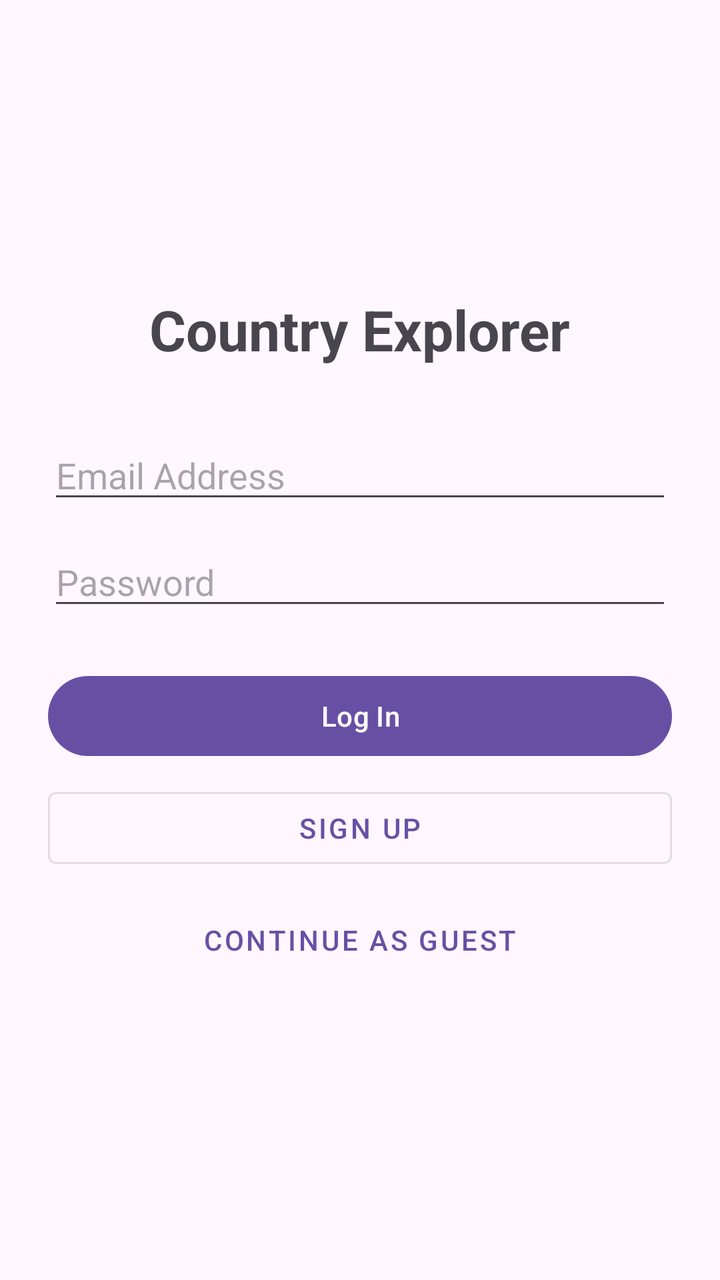
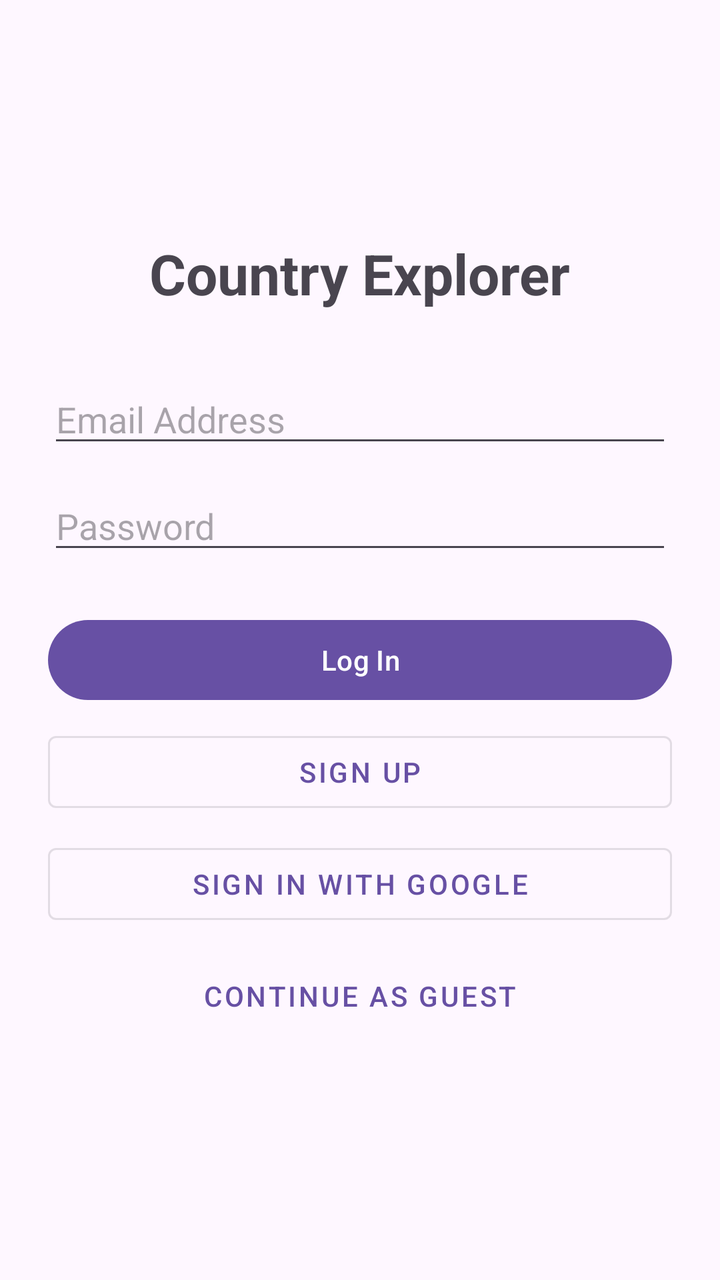

Screens rendered from an Android XML layout before and after an edit, with the pre-edit source and the edit as a unified diff.
<!-- AndroidManifest.xml: application theme Theme.CountryExplorer -->
<!-- res/layout/activity_login.xml -->
<?xml version="1.0" encoding="utf-8"?>
<LinearLayout xmlns:android="http://schemas.android.com/apk/res/android"
    android:layout_width="match_parent"
    android:layout_height="match_parent"
    android:gravity="center"
    android:orientation="vertical"
    android:padding="24dp">

    <TextView
        android:layout_width="wrap_content"
        android:layout_height="wrap_content"
        android:text="Country Explorer"
        android:textSize="28sp"
        android:textStyle="bold"
        android:layout_marginBottom="32dp" />

    <EditText
        android:id="@+id/etEmail"
        android:layout_width="match_parent"
        android:layout_height="wrap_content"
        android:hint="Email Address"
        android:inputType="textEmailAddress"
        android:layout_marginBottom="12dp" />

    <EditText
        android:id="@+id/etPassword"
        android:layout_width="match_parent"
        android:layout_height="wrap_content"
        android:hint="Password"
        android:inputType="textPassword"
        android:layout_marginBottom="24dp" />

    <Button
        android:id="@+id/btnLogin"
        android:layout_width="match_parent"
        android:layout_height="wrap_content"
        android:text="Log In"
        android:layout_marginBottom="8dp" />

    <Button
        android:id="@+id/btnSignUp"
        style="@style/Widget.MaterialComponents.Button.OutlinedButton"
        android:layout_width="match_parent"
        android:layout_height="wrap_content"
        android:text="Sign Up"
        android:layout_marginBottom="8dp" />

    <Button
        android:id="@+id/btnGuestLogin"
        style="@style/Widget.MaterialComponents.Button.TextButton"
        android:layout_width="match_parent"
        android:layout_height="wrap_content"
        android:text="Continue as Guest" />

    <ProgressBar
        android:id="@+id/progressBarLogin"
        android:layout_width="wrap_content"
        android:layout_height="wrap_content"
        android:visibility="gone"
        android:layout_marginTop="16dp" />

</LinearLayout>
<!-- resources referenced by this layout -->
<resources>
  <style name="Theme.CountryExplorer" parent="Base.Theme.CountryExplorer" />
  <style name="Base.Theme.CountryExplorer" parent="Theme.Material3.DayNight.NoActionBar">
          
          
      </style>
</resources>

<!-- the commit's change to res/layout/activity_login.xml (unified diff, before → after) -->
@@ -46,6 +46,14 @@
         android:layout_marginBottom="8dp" />
 
     <Button
+        android:id="@+id/btnGoogleLogin"
+        style="@style/Widget.MaterialComponents.Button.OutlinedButton"
+        android:layout_width="match_parent"
+        android:layout_height="wrap_content"
+        android:text="@string/sign_in_with_google"
+        android:layout_marginBottom="8dp" />
+
+    <Button
         android:id="@+id/btnGuestLogin"
         style="@style/Widget.MaterialComponents.Button.TextButton"
         android:layout_width="match_parent"
<!-- resource entries referenced after the edit -->
@@ -1,5 +1,6 @@
 <!-- resources referenced by this layout -->
 <resources>
+  <string name="sign_in_with_google">Sign in with Google</string>
   <style name="Theme.CountryExplorer" parent="Base.Theme.CountryExplorer" />
   <style name="Base.Theme.CountryExplorer" parent="Theme.Material3.DayNight.NoActionBar">
           
